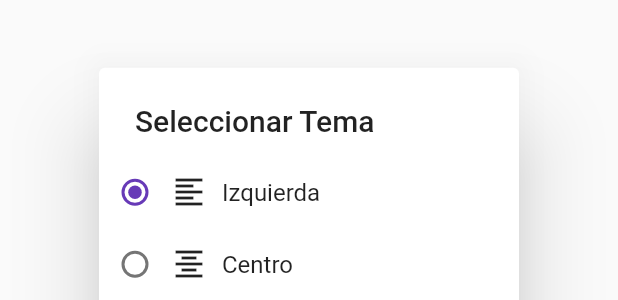
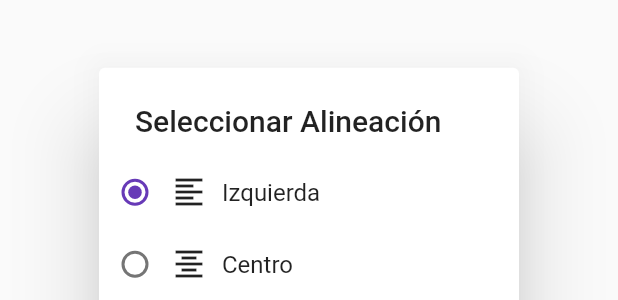
Before and after one commit to pdb75/himnario, a Flutter app: the AlineacionesPage widget shown alone on an empty page, opened directly, on a phone screen of 412 x 824 dp. Shown: the part 386-686 px from the top of the screen. Run offline on Flutter 3.47's test engine with Material 2 defaults, Android fonts, the phone set to English and light mode, and no system bars; our stand-ins replace audioplayers, dynamic_theme, package_info, shared_preferences, sqflite; missing offline and left inert: screen; accounts and stored records are empty.

```diff
--- a/lib/ajustesPage/components/alineacion_page.dart
+++ b/lib/ajustesPage/components/alineacion_page.dart
@@ -64,7 +64,7 @@ class AlineacionesPageState extends State<AlineacionesPage> {
     }
 
     return SimpleDialog(
-      title: Text('Seleccionar Tema'),
+      title: Text('Seleccionar Alineación'),
       children: botones
     );
   }
--- a/lib/ajustesPage/components/fuente_page.dart
+++ b/lib/ajustesPage/components/fuente_page.dart
@@ -157,7 +157,7 @@ class _FuentesPageState extends State<FuentesPage> {
       );
     }
     return SimpleDialog(
-      title: Text('Seleccionar Tema'),
+      title: Text('Seleccionar Fuente'),
       children: botones
     );
   }
--- a/lib/ajustesPage/components/tema_page.dart
+++ b/lib/ajustesPage/components/tema_page.dart
@@ -153,7 +153,7 @@ class _TemasPageState extends State<TemasPage> {
       );
     }
     return SimpleDialog(
-      title: Text('Seleccionar Tema'),
+      title: Text('Seleccionar Colores'),
       children: botones
     );
   }
```
Also changed, not shown: 1 other file.
